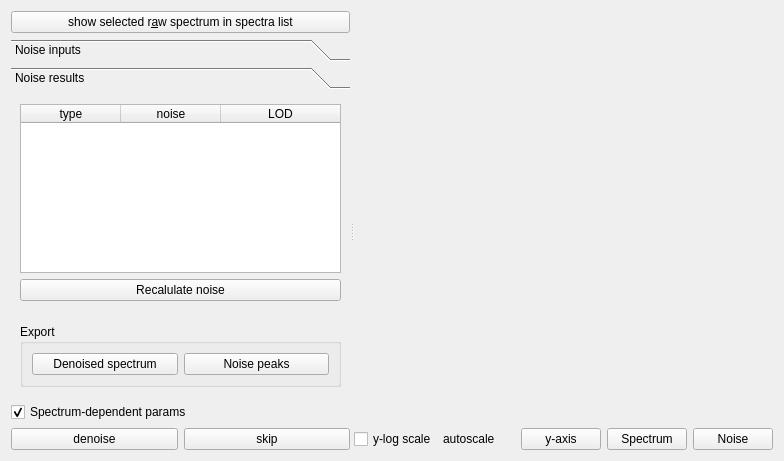
Before: the Qt Designer form Orbitool/UI/Noise.ui in l460289052/Orbitool, drawn with Qt 5.
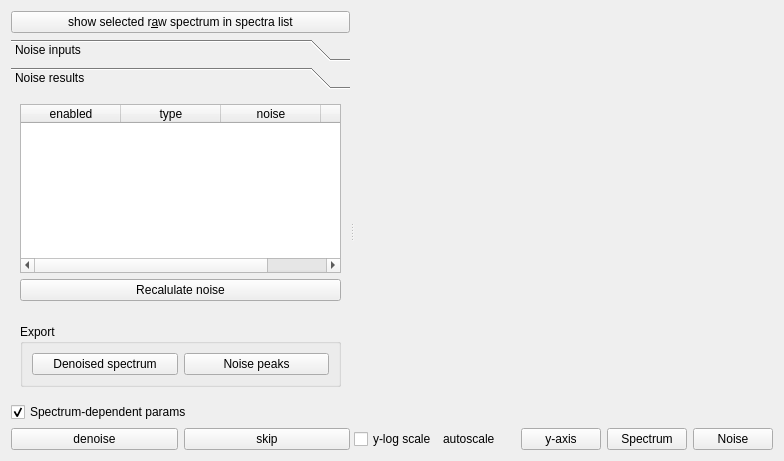
After: the same form once the commit is applied. The open tabs and pages were chosen to show the change.

Commit message: get noise param

The edit to the form file:
```diff
--- a/Orbitool/UI/Noise.ui
+++ b/Orbitool/UI/Noise.ui
@@ -221,8 +221,8 @@
            <rect>
             <x>0</x>
             <y>0</y>
-            <width>169</width>
-            <height>135</height>
+            <width>376</width>
+            <height>344</height>
            </rect>
           </property>
           <attribute name="label">
@@ -237,6 +237,11 @@
              <attribute name="horizontalHeaderStretchLastSection">
               <bool>true</bool>
              </attribute>
+             <column>
+              <property name="text">
+               <string>enabled</string>
+              </property>
+             </column>
              <column>
               <property name="text">
                <string>type</string>
```
Left out of the diff: 18 changed lines with no effect on the pictures. The commit also changes 15 other files.
